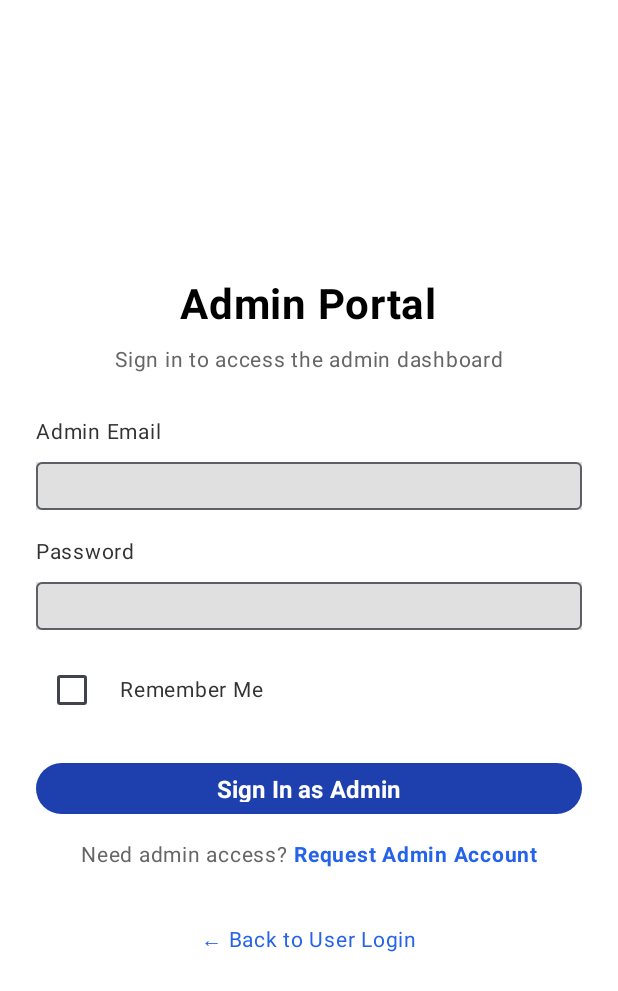
After one commit to NirdeshKajiShakya/U.N.I.C.K, an Android app built with Jetpack Compose: the AdminLoginActivity screen opened directly, with no data from a screen before it, on a phone screen of 412 x 824 dp. The commit adds this screen. Shown: the top 991 px of the screen. Run offline under Robolectric (Android 15) with nearby library versions, the phone set to English and light mode, and no system bars.

Commit message:
Added User Login and Register screens

```diff
--- a/app/build.gradle.kts
+++ b/app/build.gradle.kts
@@ -50,6 +50,9 @@ dependencies {
     implementation(libs.androidx.compose.ui.graphics)
     implementation(libs.androidx.compose.ui.tooling.preview)
     implementation(libs.androidx.compose.material3)
+    implementation(libs.androidx.compose.foundation.layout)
+    implementation(libs.androidx.ui)
+    implementation(libs.androidx.material3)
     testImplementation(libs.junit)
     androidTestImplementation(libs.androidx.junit)
     androidTestImplementation(libs.androidx.espresso.core)
--- /dev/null
+++ b/app/src/main/java/com/example/unick/AdminLoginActivity.kt
@@ -0,0 +1,210 @@
+package com.example.unick
+
+import android.os.Bundle
+import androidx.activity.ComponentActivity
+import androidx.activity.compose.setContent
+import androidx.activity.enableEdgeToEdge
+import androidx.compose.foundation.background
+import androidx.compose.foundation.clickable
+import androidx.compose.foundation.layout.Arrangement
+import androidx.compose.foundation.layout.Column
+import androidx.compose.foundation.layout.Row
+import androidx.compose.foundation.layout.fillMaxSize
+import androidx.compose.foundation.layout.fillMaxWidth
+import androidx.compose.foundation.layout.height
+import androidx.compose.foundation.layout.padding
+import androidx.compose.foundation.rememberScrollState
+import androidx.compose.foundation.verticalScroll
+import androidx.compose.material3.Button
+import androidx.compose.material3.ButtonDefaults
+import androidx.compose.material3.Checkbox
+import androidx.compose.material3.OutlinedTextField
+import androidx.compose.material3.Text
+import androidx.compose.runtime.Composable
+import androidx.compose.runtime.getValue
+import androidx.compose.runtime.mutableStateOf
+import androidx.compose.runtime.remember
+import androidx.compose.runtime.setValue
+import androidx.compose.ui.Alignment
+import androidx.compose.ui.Modifier
+import androidx.compose.ui.graphics.Color
+import androidx.compose.ui.text.font.FontWeight
+import androidx.compose.ui.text.input.PasswordVisualTransformation
+import androidx.compose.ui.tooling.preview.Preview
+import androidx.compose.ui.unit.dp
+import androidx.compose.ui.unit.sp
+import com.example.unick.ui.theme.UNICKTheme
+
+
+class AdminLoginActivity : ComponentActivity() {
+    override fun onCreate(savedInstanceState: Bundle?) {
+        super.onCreate(savedInstanceState)
+        enableEdgeToEdge()
+        setContent {
+            UNICKTheme {
+                AdminLoginScreen()
+            }
+        }
+    }
+}
+
+@Composable
+fun AdminLoginScreen() {
+    var email by remember { mutableStateOf("") }
+    var password by remember { mutableStateOf("") }
+    var rememberMe by remember { mutableStateOf(false) }
+
+    Column(
+        modifier = Modifier
+            .fillMaxSize()
+            .background(Color.White)
+            .verticalScroll(rememberScrollState())
+            .padding(24.dp),
+        horizontalAlignment = Alignment.CenterHorizontally,
+        verticalArrangement = Arrangement.Center
+    ) {
+        // Title
+        Text(
+            text = "Admin Portal",
+            fontSize = 28.sp,
+            fontWeight = FontWeight.Bold,
+            color = Color.Black,
+            modifier = Modifier.padding(bottom = 8.dp)
+        )
+
+        // Subtitle
+        Text(
+            text = "Sign in to access the admin dashboard",
+            fontSize = 14.sp,
+            color = Color(0xFF666666),
+            modifier = Modifier.padding(bottom = 24.dp)
+        )
+
+        // Email Input
+        Text(
+            text = "Admin Email",
+            fontSize = 14.sp,
+            color = Color(0xFF333333),
+            modifier = Modifier
+                .align(Alignment.Start)
+                .padding(bottom = 8.dp)
+        )
+
+        OutlinedTextField(
+            value = email,
+            onValueChange = { email = it },
+            modifier = Modifier
+                .fillMaxWidth()
+                .height(48.dp)
+                .padding(bottom = 16.dp)
+                .background(Color(0xFFE0E0E0)),
+            placeholder = { Text("Enter admin email", color = Color(0xFF999999)) },
+            singleLine = true
+        )
+
+        // Password Input
+        Text(
+            text = "Password",
+            fontSize = 14.sp,
+            color = Color(0xFF333333),
+            modifier = Modifier
+                .align(Alignment.Start)
+                .padding(bottom = 8.dp)
+        )
+
+        OutlinedTextField(
+            value = password,
+            onValueChange = { password = it },
+            modifier = Modifier
+                .fillMaxWidth()
+                .height(48.dp)
+                .padding(bottom = 16.dp)
+                .background(Color(0xFFE0E0E0)),
+            placeholder = {Text("Enter password", color = Color(0xFF999999)) },
+            visualTransformation = PasswordVisualTransformation(),
+            singleLine = true
+        )
+
+        // Remember Me Checkbox
+        Row(
+            modifier = Modifier
+                .align(Alignment.Start)
+                .padding(bottom = 24.dp),
+            verticalAlignment = Alignment.CenterVertically
+        ) {
+            Checkbox(
+                checked = rememberMe,
+                onCheckedChange = { rememberMe = it }
+            )
+            Text(
+                text = "Remember Me",
+                fontSize = 14.sp,
+                color = Color(0xFF333333),
+                modifier = Modifier.padding(start = 8.dp)
+            )
+        }
+
+        // Sign In Button
+        Button(
+            onClick = { /* Handle sign in */ },
+            modifier = Modifier
+                .fillMaxWidth()
+                .height(50.dp)
+                .padding(bottom = 16.dp),
+            colors = ButtonDefaults.buttonColors(
+                containerColor = Color(0xFF1E40AF)
+            )
+        ) {
+            Text(
+                text = "Sign In as Admin",
+                fontSize = 16.sp,
+                fontWeight = FontWeight.Bold,
+                color = Color.White
+            )
+        }
+
+        // Request Admin Access Link
+        Row(
+            modifier = Modifier
+                .padding(bottom = 32.dp),
+            horizontalArrangement = Arrangement.Center
+        ) {
+            Text(
+                text = "Need admin access? ",
+                fontSize = 14.sp,
+                color = Color(0xFF666666)
+            )
+            Text(
+                text = "Request Admin Account",
+                fontSize = 14.sp,
+                fontWeight = FontWeight.Bold,
+                color = Color(0xFF2563EB),
+                modifier = Modifier.clickable { /* Handle request access */ }
+            )
+        }
+
+        // Back to User Login
+        Row(
+            modifier = Modifier
+                .clickable { /* Handle back */ },
+            horizontalArrangement = Arrangement.Center,
+            verticalAlignment = Alignment.CenterVertically
+        ) {
+            Text(
+                text = "← Back to User Login",
+                fontSize = 14.sp,
+                color = Color(0xFF2563EB)
+
+
+                )
+        }
+    }
+}
+
+@Preview(showBackground = true)
+@Composable
+fun AdminLoginScreenPreview() {
+    UNICKTheme {
+        AdminLoginScreen()
+    }
+}
--- a/app/src/main/res/values/strings.xml
+++ b/app/src/main/res/values/strings.xml
@@ -1,3 +1,6 @@
 <resources>
     <string name="app_name">UNICK</string>
+    <string name="title_activity_admin_login">AdminLoginActivity</string>
+    <string name="title_activity_user_login">UserLoginActivity</string>
+    <string name="title_activity_user_registration">UserRegistrationActivity</string>
 </resources>
--- a/gradle/libs.versions.toml
+++ b/gradle/libs.versions.toml
@@ -8,6 +8,9 @@ espressoCore = "3.5.1"
 lifecycleRuntimeKtx = "2.9.4"
 activityCompose = "1.11.0"
 composeBom = "2024.09.00"
+foundationLayout = "1.9.5"
+ui = "1.9.5"
+material3 = "1.4.0"
 
 [libraries]
 androidx-core-ktx = { group = "androidx.core", name = "core-ktx", version.ref = "coreKtx" }
@@ -24,6 +27,9 @@ androidx-compose-ui-tooling-preview = { group = "androidx.compose.ui", name = "u
 androidx-compose-ui-test-manifest = { group = "androidx.compose.ui", name = "ui-test-manifest" }
 androidx-compose-ui-test-junit4 = { group = "androidx.compose.ui", name = "ui-test-junit4" }
 androidx-compose-material3 = { group = "androidx.compose.material3", name = "material3" }
+androidx-compose-foundation-layout = { group = "androidx.compose.foundation", name = "foundation-layout", version.ref = "foundationLayout" }
+androidx-ui = { group = "androidx.compose.ui", name = "ui", version.ref = "ui" }
+androidx-material3 = { group = "androidx.compose.material3", name = "material3", version.ref = "material3" }
 
 [plugins]
 android-application = { id = "com.android.application", version.ref = "agp" }
```
Also changed, not shown: app/src/main/AndroidManifest.xml (+15 -0 lines), app/src/main/java/com/example/unick/UserLoginActivity.kt (added, +202 -0 lines), app/src/main/java/com/example/unick/UserRegistrationActivity.kt (added, +223 -0 lines), 1 other file.
